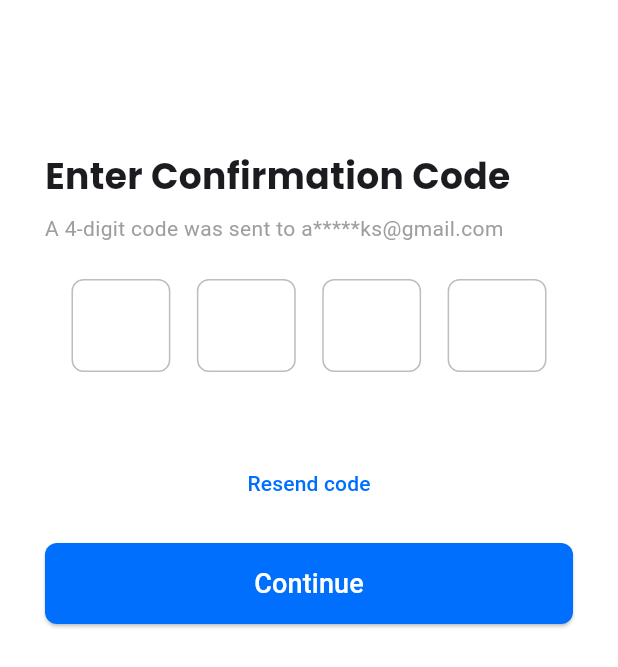
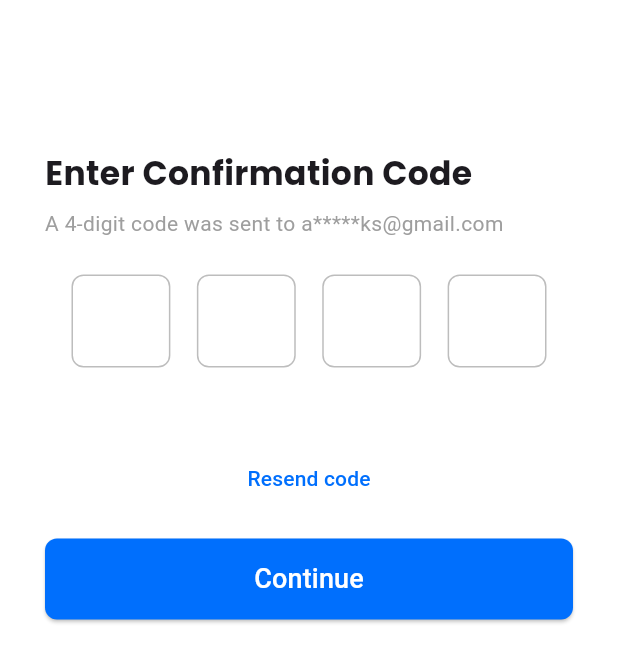
Before and after one commit to Arpit-Raj1/HealthCare-App, a Flutter app: the ConfirmationPage screen opened directly, on a phone screen of 412 x 824 dp. Shown: the top 667 px of the screen. Run offline on Flutter 3.47's test engine with Material 3 defaults, Android fonts, the light colour scheme and no system bars; our stand-ins replace google_fonts.

Commit message:
chore: header size changed

```diff
--- a/swastify/lib/styles/app_text.dart
+++ b/swastify/lib/styles/app_text.dart
@@ -3,10 +3,10 @@ import 'package:google_fonts/google_fonts.dart';
 
 class AppText {
   static var header1 = GoogleFonts.poppins(
-    fontSize: 24,
+    fontSize: 22,
     fontWeight: FontWeight.bold,
   );
-  static const header2 = TextStyle(fontSize: 24, fontWeight: FontWeight.w600);
+  static const header2 = TextStyle(fontSize: 20, fontWeight: FontWeight.w600);
   static const subtitle1 = TextStyle(fontSize: 16, fontWeight: FontWeight.w600);
   static var subtitle2 = GoogleFonts.poppins(
     fontSize: 24,
```
